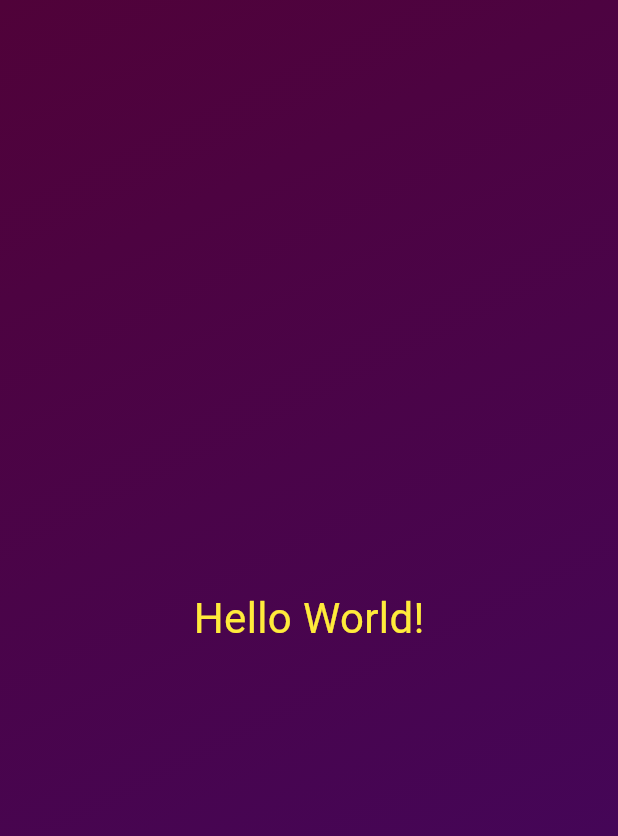
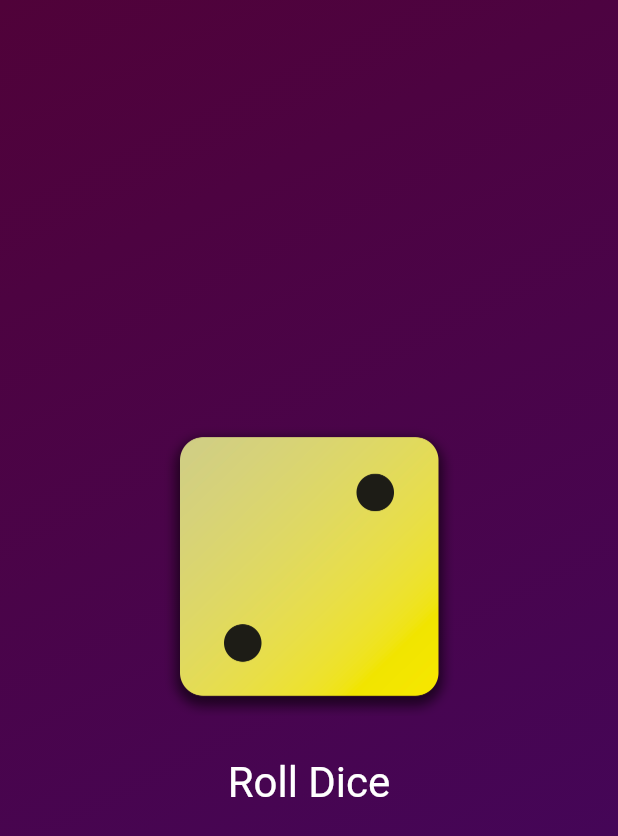
Before and after one commit to kirthi2005/Flutter-Dart-portfolio, a Flutter app: the screen it shows after launch, on a phone screen of 412 x 824 dp. Shown: the top 836 px of the screen. Run offline on Flutter 3.47's test engine with Material 3 defaults, Android fonts, the phone set to English and light mode, and no system bars.

Commit message:
Images, Multiple Constructor, Buttons, Functions, Stateful Widgets

```diff
--- /dev/null
+++ b/lib/dice_roller.dart
@@ -0,0 +1,52 @@
+import 'package:flutter/material.dart';
+import 'dart:math';
+
+final randomizer = Random();
+
+class DiceRoller extends StatefulWidget{
+  const DiceRoller({super.key});
+  @override
+  State<DiceRoller> createState() {
+    return _DiceRollerState();
+  }
+}
+
+class _DiceRollerState extends State<DiceRoller>{
+  //var activeDiceImage = 'assets/images/dice-2.png';
+  var currentDiceRoll = 2;
+  //final randomizer = Random();  //you can decalre it outside the class too
+  void rollDice(){
+    //var diceRoll = Random().nextInt(6) + 1;
+    setState((){
+      //activeDiceImage = 'assets/images/dice-$diceRoll.png';
+      //currentDiceRoll = Random().nextInt(6) + 1; //random object is created every time but deleted automatically.
+      //still random object creation/deletion are happening here. toavoid it use it in a variable
+      //outside rollDice() method for optimization
+      currentDiceRoll = randomizer.nextInt(6) + 1;
+    });
+
+  }
+
+  @override
+  Widget build(context){
+    return  Column(
+              mainAxisSize: MainAxisSize.min,
+              children: [
+                Image.asset(
+                  //activeDiceImage,
+                  'assets/images/dice-$currentDiceRoll.png',
+                  width:200,),
+                  const SizedBox(height: 20),
+                  TextButton(
+                    onPressed: rollDice,
+                    style: TextButton.styleFrom(
+                      // padding: const EdgeInsets.only(top: 20,),
+                      foregroundColor: Colors.white,
+                      textStyle: const TextStyle(fontSize:28,
+                      ),
+                    ),
+                    child: const Text('Roll Dice'))
+              ],
+              );
+  }
+}
--- a/lib/gradient_container.dart
+++ b/lib/gradient_container.dart
@@ -1,5 +1,6 @@
 import 'package:flutter/material.dart';
-import 'package:first_app/styled_text.dart';
+import 'package:first_app/dice_roller.dart';
+//import 'package:first_app/styled_text.dart';
 
 //-----------Type Inference------------------
 //var startAlignment = Alignment.topLeft;
@@ -38,8 +39,9 @@ class GradientContainer extends StatelessWidget{
               end: endAlignment,
               ),
           ),
-          child: const Center(
-            child: StyledText('Hello World!'),
+          child: Center(
+            child: DiceRoller(),
+
           ),
         );
   }
--- a/lib/main.dart
+++ b/lib/main.dart
@@ -6,8 +6,8 @@ void main() {
     const MaterialApp(
       home: Scaffold(
         body: GradientContainer(colors: [
-          Color.fromRGBO(80, 2, 57, 1),
-          Color.fromRGBO(65, 7, 98, 1)
+           Color.fromRGBO(80, 2, 57, 1),
+           Color.fromRGBO(65, 7, 98, 1)
           ]),
       ),
     ),
```
Also changed, not shown: pubspec.yaml (+7 -3 lines), assets/images/dice-1.png (added), assets/images/dice-2.png (added), assets/images/dice-3.png (added), assets/images/dice-4.png (added), assets/images/dice-5.png (added), assets/images/dice-6.png (added).
